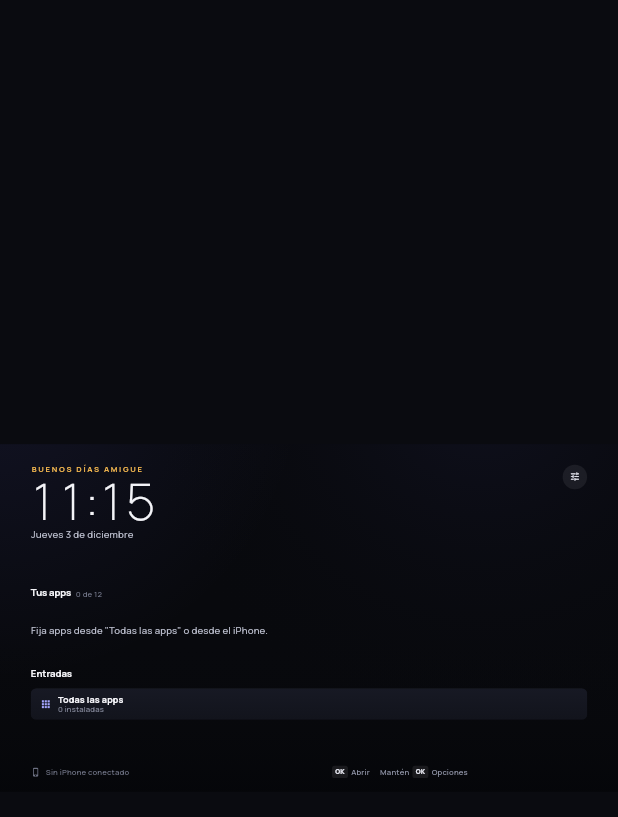
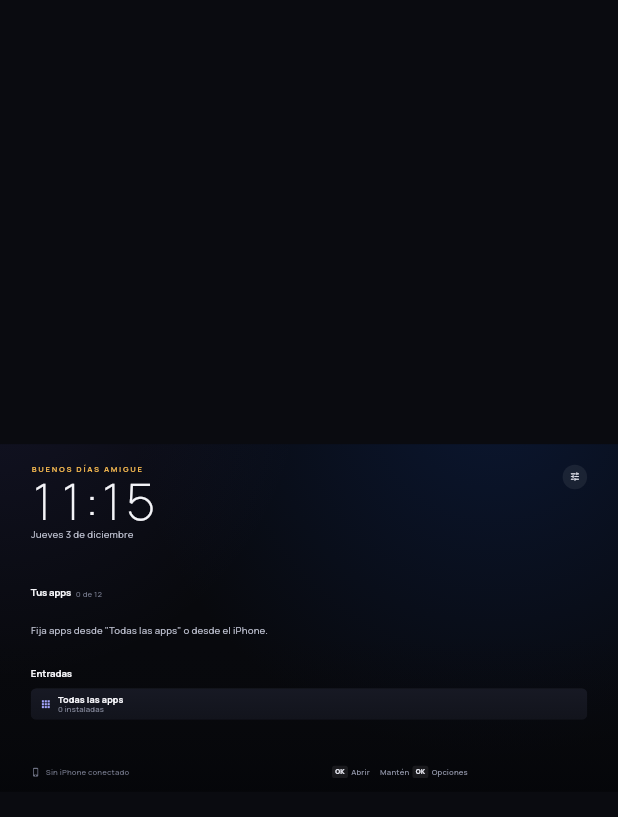
Before and after one commit to luiszapata6/tv-control, a Flutter app: the screen it shows after launch, on a phone screen of 412 x 824 dp. Shown: the top 817 px of the screen. Run offline on Flutter 3.47's test engine with Material 3 defaults, Android fonts, the phone set to English and light mode, and no system bars; our stand-ins replace flutter_secure_storage, google_fonts, material_symbols_icons, shared_preferences, speech_to_text; missing offline and left inert: bonsoir, pointycastle; network calls fail; project files that could hold a hidden picture were left out.

Commit message:
perf(launcher): fixed dark-blue glow instead of one that follows the focused app; decode banners at on-screen size

```diff
--- a/apps/launcher/lib/src/screens/home_screen.dart
+++ b/apps/launcher/lib/src/screens/home_screen.dart
@@ -29,10 +29,6 @@ class _HomeScreenState extends State<HomeScreen> {
   late DateTime _now = (widget.now ?? DateTime.now)();
   Timer? _clock;
 
-  /// The focused app's colour for the ambient glow (null: quiet indigo).
-  Color? _glow;
-  String? _glowOwner;
-
   HomeController get c => widget.controller;
 
   @override
@@ -50,16 +46,6 @@ class _HomeScreenState extends State<HomeScreen> {
     super.dispose();
   }
 
-  Future<void> _onAppFocus(String package, bool focused) async {
-    if (!focused) {
-      if (_glowOwner == package) setState(() => _glow = _glowOwner = null);
-      return;
-    }
-    _glowOwner = package;
-    final tint = await c.tint(package);
-    if (mounted && _glowOwner == package) setState(() => _glow = tint ?? Palette.indigo);
-  }
-
   Future<void> _openAllApps() =>
       Navigator.of(context).push(MaterialPageRoute<void>(builder: (_) => AllAppsScreen(controller: c)));
 
@@ -73,16 +59,15 @@ class _HomeScreenState extends State<HomeScreen> {
           final multiRow = c.pinned.length > c.layout.columns;
           return Stack(
             children: [
-              Positioned.fill(
-                child: AnimatedContainer(
-                  duration: const Duration(milliseconds: 400),
-                  curve: Motion.standard,
+              // Fixed glow, painted once: deep blue top right, a touch of indigo top left, black below.
+              const Positioned.fill(
+                child: DecoratedBox(
                   decoration: BoxDecoration(
                     gradient: RadialGradient(
-                      center: const Alignment(0.56, -1.36),
-                      radius: 1.45,
-                      colors: [(_glow ?? Palette.indigo).withValues(alpha: _glow == null ? 0.08 : 0.2), const Color(0x0008090D)],
-                      stops: const [0, 0.7],
+                      center: Alignment(0.6, -1.3),
+                      radius: 1.5,
+                      colors: [Color(0x47123A8C), Color(0x00123A8C)],
+                      stops: [0, 0.7],
                     ),
                   ),
                 ),
@@ -134,7 +119,7 @@ class _HomeScreenState extends State<HomeScreen> {
                                 children: [
                                   _SectionTitle('Tus apps', trailing: '${c.pinned.length} de 12'),
                                   const SizedBox(height: 13),
-                                  _PinnedGrid(controller: c, onAppFocus: _onAppFocus),
+                                  _PinnedGrid(controller: c),
                                   SizedBox(height: multiRow ? 14 : 22),
                                   const _SectionTitle('Entradas'),
                                   const SizedBox(height: 13),
@@ -250,9 +235,8 @@ class _Header extends StatelessWidget {
 }
 
 class _PinnedGrid extends StatelessWidget {
-  const _PinnedGrid({required this.controller, required this.onAppFocus});
+  const _PinnedGrid({required this.controller});
   final HomeController controller;
-  final void Function(String package, bool focused) onAppFocus;
 
   @override
   Widget build(BuildContext context) {
@@ -283,7 +267,6 @@ class _PinnedGrid extends StatelessWidget {
                     autofocus: i == 0,
                     loadIcon: controller.icon,
                     loadTint: controller.tint,
-                    onFocusChange: (f) => onAppFocus(app.package, f),
                     onSelect: () => controller.launch(app),
                     onLongPress: () => showAppOptions(context, controller, app),
                   ),
```
Also changed, not shown: apps/launcher/lib/src/widgets/app_tile.dart (+8 -2 lines).
